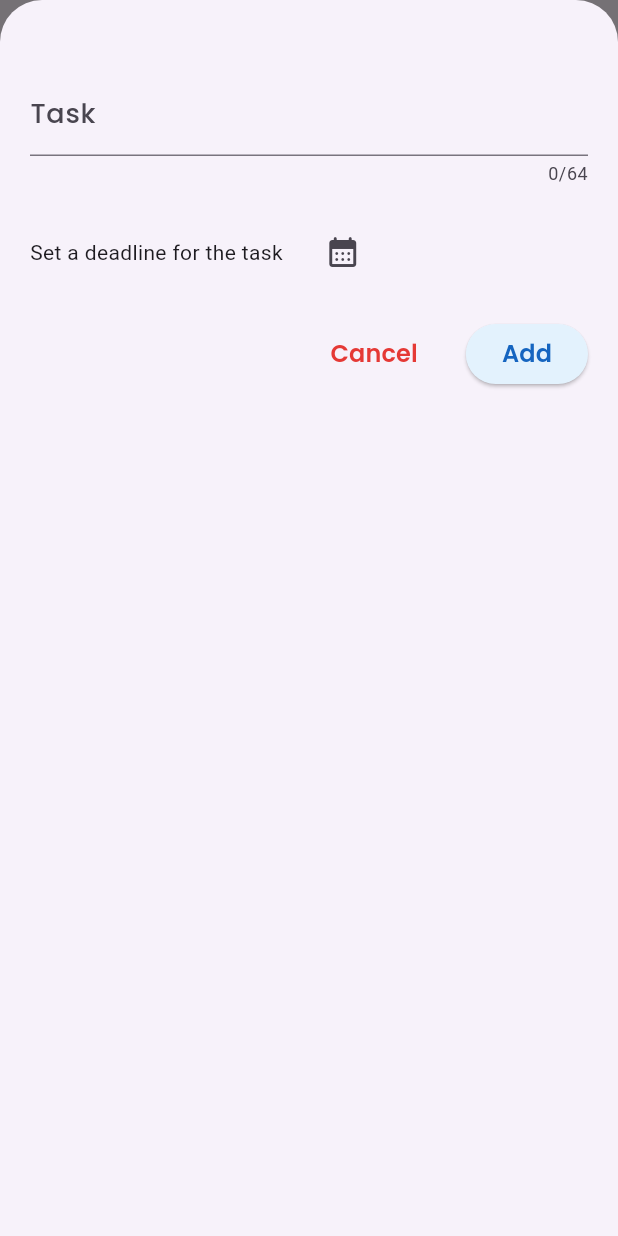
After one commit to tolu-c/learning-dart-flutter, a Flutter app: the WhatTodo screen opened directly, after a tap on the "add" icon, on a phone screen of 412 x 824 dp. The commit adds this screen. Run offline on Flutter 3.47's test engine with Material 3 defaults, Android fonts, the light colour scheme and no system bars; our stand-ins replace google_fonts.

Commit message:
what to do funcionalities

```diff
--- a/expenses_tracker_app/lib/widgets/expenses_list/expenses_list.dart
+++ b/expenses_tracker_app/lib/widgets/expenses_list/expenses_list.dart
@@ -25,7 +25,8 @@ class ExpensesList extends StatelessWidget {
         },
         child: ExpenseItem(
           expense: expenses[index],
-          )),
+        ),
+      ),
       itemCount: expenses.length,
     );
   }
--- /dev/null
+++ b/what_to_do_app/lib/model/todo.dart
@@ -0,0 +1,15 @@
+import 'package:intl/intl.dart';
+import 'package:uuid/uuid.dart';
+
+const uuid = Uuid();
+final dateFormatter = DateFormat.yMd();
+
+class Todo {
+  Todo({required this.task, required this.reminder}) : id = uuid.v4();
+
+  final String id;
+  final String task;
+  final DateTime reminder;
+
+  String get formatReminder => dateFormatter.format(reminder);
+}
--- /dev/null
+++ b/what_to_do_app/lib/widgets/new_todo.dart
@@ -0,0 +1,150 @@
+import 'package:flutter/material.dart';
+import 'package:google_fonts/google_fonts.dart';
+import 'package:intl/intl.dart';
+import 'package:what_to_do_app/model/todo.dart';
+
+final dateFormatter = DateFormat.yMd();
+
+class NewTodo extends StatefulWidget {
+  const NewTodo({super.key, required this.onAddTask});
+
+  final Function(Todo task) onAddTask;
+
+  @override
+  State<NewTodo> createState() => _NewTodoState();
+}
+
+class _NewTodoState extends State<NewTodo> {
+  DateTime? deadline;
+  final _taskController = TextEditingController();
+
+  void _openDatePicker() async {
+    final now = DateTime.now();
+    final lastDate = DateTime(now.year + 10, now.month, now.day);
+    final pickedDate = await showDatePicker(
+      context: context,
+      initialDate: now,
+      firstDate: now,
+      lastDate: lastDate,
+    );
+    setState(() {
+      deadline = pickedDate;
+    });
+  }
+
+  void _addTask() {
+    // * input validation
+    if (_taskController.text.trim().isEmpty || deadline == null) {
+      showDialog(
+        context: context,
+        builder: (ctx) => AlertDialog(
+          title: const Text("Invalid Input!"),
+          content: const Text(
+              "Please make sure a valid task and deadline was entered"),
+          actions: [
+            TextButton(
+              onPressed: () {
+                Navigator.pop(ctx);
+              },
+              child: const Text("Okay"),
+            ),
+          ],
+        ),
+      );
+      return;
+    }
+    // * add task
+    widget.onAddTask(
+      Todo(task: _taskController.text, reminder: deadline!),
+    );
+    // * close modal when task is added
+    Navigator.pop(context);
+  }
+
+  @override
+  Widget build(BuildContext context) {
+    return Padding(
+      padding: const EdgeInsets.fromLTRB(
+        20,
+        48,
+        20,
+        20,
+      ),
+      child: Column(
+        children: [
+          TextField(
+            // autofocus: true,
+            maxLength: 64,
+            controller: _taskController,
+            decoration: InputDecoration(
+              label: Text(
+                "Task",
+                style: GoogleFonts.poppins(
+                  fontSize: 18,
+                  fontWeight: FontWeight.w500,
+                ),
+              ),
+            ),
+          ),
+          const SizedBox(
+            height: 20,
+          ),
+          Row(
+            crossAxisAlignment: CrossAxisAlignment.center,
+            mainAxisAlignment: MainAxisAlignment.start,
+            children: [
+              Text(
+                deadline == null
+                    ? "Set a deadline for the task"
+                    : dateFormatter.format(deadline!),
+              ),
+              SizedBox(
+                width: 16,
+              ),
+              IconButton(
+                onPressed: _openDatePicker,
+                icon: Icon(Icons.calendar_month_rounded),
+              ),
+            ],
+          ),
+          const SizedBox(
+            height: 20,
+          ),
+          Row(
+            mainAxisAlignment: MainAxisAlignment.end,
+            children: [
+              TextButton(
+                onPressed: () => Navigator.pop(context),
+                child: Text(
+                  "Cancel",
+                  style: GoogleFonts.poppins(
+                    fontSize: 16,
+                    color: Colors.red[600],
+                    fontWeight: FontWeight.w600,
+                  ),
+                ),
+              ),
+              const SizedBox(
+                width: 20,
+              ),
+              ElevatedButton(
+                onPressed: _addTask,
+                style: ButtonStyle(
+                  backgroundColor: WidgetStateProperty.all(Colors.blue[50]),
+                ),
+                child: Text(
+                  "Add",
+                  style: GoogleFonts.poppins(
+                    fontSize: 16,
+                    color: Colors.blue[800],
+                    fontWeight: FontWeight.w600,
+                  ),
+                ),
+              )
+            ],
+          ),
+        ],
+      ),
+    );
+  }
+}
--- /dev/null
+++ b/what_to_do_app/lib/widgets/todo/todo_list.dart
@@ -0,0 +1,30 @@
+import 'package:flutter/material.dart';
+import 'package:what_to_do_app/model/todo.dart';
+import 'package:what_to_do_app/widgets/todo/todo_item.dart';
+
+class TodoList extends StatelessWidget {
+  const TodoList({super.key, required this.tasks, required this.onRemoveTask});
+
+  final List<Todo> tasks;
+  final void Function(Todo task) onRemoveTask;
+
+  @override
+  Widget build(BuildContext context) {
+    return ListView.builder(
+      itemBuilder: (context, index) => Dismissible(
+        key: ValueKey(
+          tasks[index],
+        ),
+        onDismissed: (direction) {
+          onRemoveTask(
+            tasks[index],
+          );
+        },
+        child: TodoItem(
+          todo: tasks[index],
+        ),
+      ),
+      itemCount: tasks.length,
+    );
+  }
+}
--- /dev/null
+++ b/what_to_do_app/lib/widgets/what_todo.dart
@@ -0,0 +1,112 @@
+import 'package:flutter/material.dart';
+import 'package:google_fonts/google_fonts.dart';
+import 'package:what_to_do_app/model/todo.dart';
+import 'package:what_to_do_app/widgets/new_todo.dart';
+import 'package:what_to_do_app/widgets/todo/todo_list.dart';
+
+class WhatTodo extends StatefulWidget {
+  const WhatTodo({super.key});
+
+  @override
+  State<WhatTodo> createState() => _WhatTodoState();
+}
+
+class _WhatTodoState extends State<WhatTodo> {
+  final List<Todo> _todoItems = [];
+
+  void _addTaskModal() {
+    showModalBottomSheet(
+      context: context,
+      builder: (ctx) => NewTodo(
+        onAddTask: addTaskToList,
+      ),
+      isScrollControlled: true,
+    );
+  }
+
+  void addTaskToList(Todo task) {
+    setState(() {
+      _todoItems.add(task);
+    });
+  }
+
+  void removeTask(Todo task) {
+    final taskIndex = _todoItems.indexOf(task);
+    setState(() {
+      _todoItems.remove(task);
+    });
+    ScaffoldMessenger.of(context).clearSnackBars();
+    ScaffoldMessenger.of(context).showSnackBar(
+      SnackBar(
+        content: const Text("Task Deleted"),
+        duration: const Duration(seconds: 3),
+        action: SnackBarAction(
+          label: "Undo",
+          onPressed: () {
+            setState(
+              () {
+                _todoItems.insert(taskIndex, task);
+              },
+            );
+          },
+        ),
+      ),
+    );
+  }
+
+  @override
+  Widget build(BuildContext context) {
+    Widget mainContent = Center(
+      child: Text(
+        "No Tasks found. Start adding some!",
+        style: GoogleFonts.poppins(
+          fontSize: 28,
+          fontWeight: FontWeight.bold,
+          color: Colors.blue[900],
+        ),
+        textAlign: TextAlign.center,
+      ),
+    );
+
+    if (_todoItems.isNotEmpty) {
+      mainContent = TodoList(
+        tasks: _todoItems,
+        onRemoveTask: removeTask,
+      );
+    }
+
+    return Scaffold(
+      appBar: AppBar(
+        title: Text(
+          "What to do?",
+          // ? why does styling AppBar Text not work??
+          // ? Or i should be asking how to make it work??? 🤔
+          // style: GoogleFonts.poppins(
+          //   fontSize: 20,
+          // ),
+          // textAlign: TextAlign.center,
+        ),
+        actions: [
+          IconButton(
+            onPressed: _addTaskModal,
+            icon: Icon(Icons.add_rounded),
+            color: Colors.blue[900],
+          ),
+        ],
+      ),
+      body: Column(
+        children: [
+          Expanded(child: mainContent),
+        ],
+      ),
+      floatingActionButton: FloatingActionButton(
+        onPressed: _addTaskModal,
+        backgroundColor: Colors.blue[50],
+        child: Icon(
+          Icons.add_rounded,
+          color: Colors.blue[900],
+        ),
+      ),
+    );
+  }
+}
```
Also changed, not shown: what_to_do_app/lib/main.dart (+3 -90 lines), what_to_do_app/lib/widgets/todo/todo_item.dart (added, +57 -0 lines), 1 other file. Lines whose indentation alone changed are shown as unchanged.
